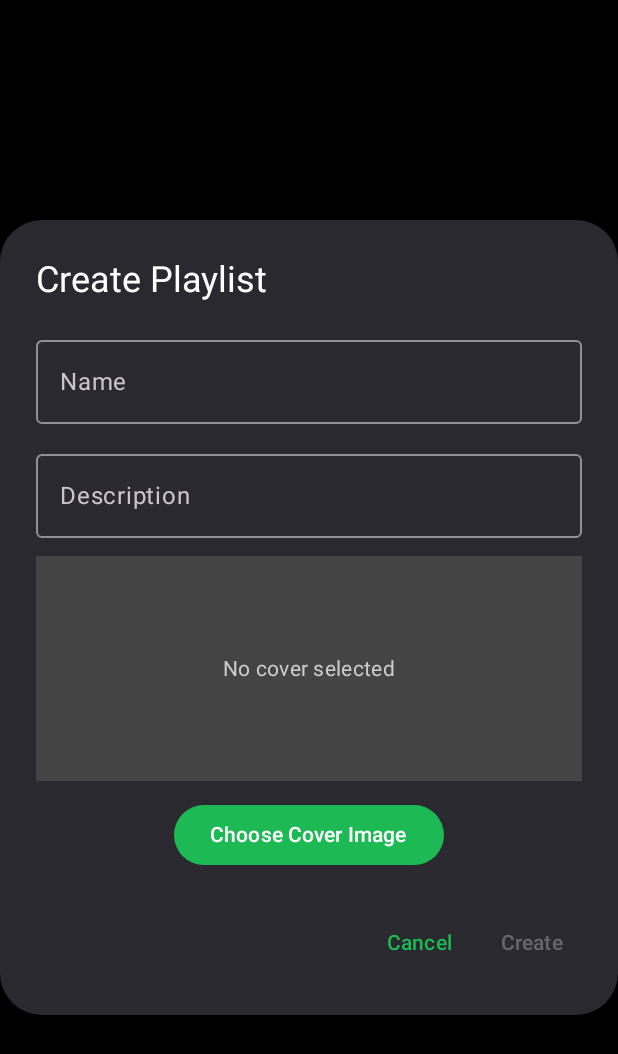
After one commit to Aron-Judge/AndroidMediaPlayer, an Android app built with Jetpack Compose: the composable CreatePlaylistDialog shown on its own in the app's theme, on a phone screen of 412 x 824 dp. The commit adds this screen. Shown: the top 1054 px of the screen. Run offline under Robolectric (Android 15) with nearby library versions, the phone set to English and light mode, and no system bars; pictures from the network do not load.

Commit message:
Imporved playlists to allow for custom picture and description

```diff
--- a/app/src/main/java/com/aron/mediaplayer/data/PlaylistEntity.kt
+++ b/app/src/main/java/com/aron/mediaplayer/data/PlaylistEntity.kt
@@ -6,5 +6,7 @@ import androidx.room.PrimaryKey
 @Entity(tableName = "playlists")
 data class PlaylistEntity(
     @PrimaryKey(autoGenerate = true) val playlistId: Long = 0,
-    val name: String
+    val name: String,
+    val description: String? = null,   // NEW: optional description
+    val coverUri: String? = null       // NEW: optional custom cover image
 )
--- /dev/null
+++ b/app/src/main/java/com/aron/mediaplayer/ui/components/CreatePlaylistDialog.kt
@@ -0,0 +1,104 @@
+package com.aron.mediaplayer.ui.components
+
+import android.net.Uri
+import androidx.activity.compose.rememberLauncherForActivityResult
+import androidx.activity.result.contract.ActivityResultContracts
+import androidx.compose.foundation.background
+import androidx.compose.foundation.layout.*
+import androidx.compose.material3.*
+import androidx.compose.runtime.*
+import androidx.compose.ui.Alignment
+import androidx.compose.ui.Modifier
+import androidx.compose.ui.graphics.Color
+import androidx.compose.ui.layout.ContentScale
+import androidx.compose.ui.text.input.TextFieldValue
+import androidx.compose.ui.unit.dp
+import coil.compose.AsyncImage
+
+@Composable
+fun CreatePlaylistDialog(
+    onCreate: (String, String?, String?) -> Unit,
+    onDismiss: () -> Unit
+) {
+    var name by remember { mutableStateOf(TextFieldValue("")) }
+    var description by remember { mutableStateOf(TextFieldValue("")) }
+    var coverUri by remember { mutableStateOf<String?>(null) }
+
+    // Image picker launcher
+    val imagePickerLauncher = rememberLauncherForActivityResult(
+        contract = ActivityResultContracts.GetContent()
+    ) { uri: Uri? ->
+        coverUri = uri?.toString()
+    }
+
+    AlertDialog(
+        onDismissRequest = onDismiss,
+        title = { Text("Create Playlist") },
+        text = {
+            Column(
+                modifier = Modifier.fillMaxWidth(),
+                verticalArrangement = Arrangement.spacedBy(12.dp)
+            ) {
+                OutlinedTextField(
+                    value = name,
+                    onValueChange = { name = it },
+                    label = { Text("Name") },
+                    singleLine = true,
+                    modifier = Modifier.fillMaxWidth()
+                )
+                OutlinedTextField(
+                    value = description,
+                    onValueChange = { description = it },
+                    label = { Text("Description") },
+                    modifier = Modifier.fillMaxWidth()
+                )
+
+                Box(
+                    modifier = Modifier
+                        .fillMaxWidth()
+                        .height(150.dp)
+                        .background(Color.DarkGray),
+                    contentAlignment = Alignment.Center
+                ) {
+                    if (!coverUri.isNullOrBlank()) {
+                        AsyncImage(
+                            model = coverUri,
+                            contentDescription = "Playlist cover",
+                            modifier = Modifier.fillMaxSize(),
+                            contentScale = ContentScale.Crop
+                        )
+                    } else {
+                        Text("No cover selected", color = Color.LightGray)
+                    }
+                }
+
+                Button(
+                    onClick = { imagePickerLauncher.launch("image/*") },
+                    modifier = Modifier.align(Alignment.CenterHorizontally)
+                ) {
+                    Text("Choose Cover Image")
+                }
+            }
+        },
+        confirmButton = {
+            TextButton(
+                onClick = {
+                    onCreate(
+                        name.text.trim(),
+                        description.text.trim().ifBlank { null },
+                        coverUri
+                    )
+                    onDismiss()
+                },
+                enabled = name.text.isNotBlank()
+            ) {
+                Text("Create")
+            }
+        },
+        dismissButton = {
+            TextButton(onClick = onDismiss) {
+                Text("Cancel")
+            }
+        }
+    )
+}
```
Also changed, not shown: app/src/main/java/com/aron/mediaplayer/MainActivity.kt (+27 -1 lines), app/src/main/java/com/aron/mediaplayer/data/AppDatabase.kt (+12 -52 lines), app/src/main/java/com/aron/mediaplayer/data/PlaylistDao.kt (+10 -1 lines), app/src/main/java/com/aron/mediaplayer/ui/components/EditPlaylistDialog.kt (added, +103 -0 lines), app/src/main/java/com/aron/mediaplayer/ui/screens/PlaylistDetailScreen.kt (+106 -15 lines), app/src/main/java/com/aron/mediaplayer/ui/screens/PlaylistListScreen.kt (added, +112 -0 lines), app/src/main/java/com/aron/mediaplayer/ui/screens/PlaylistsScreen.kt (deleted, +0 -86 lines).
